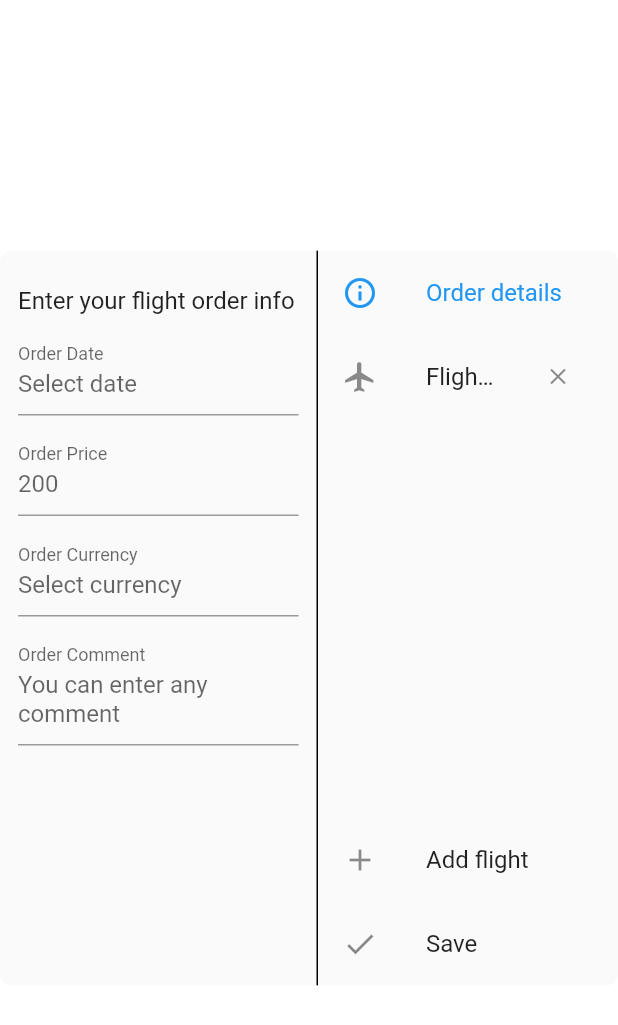
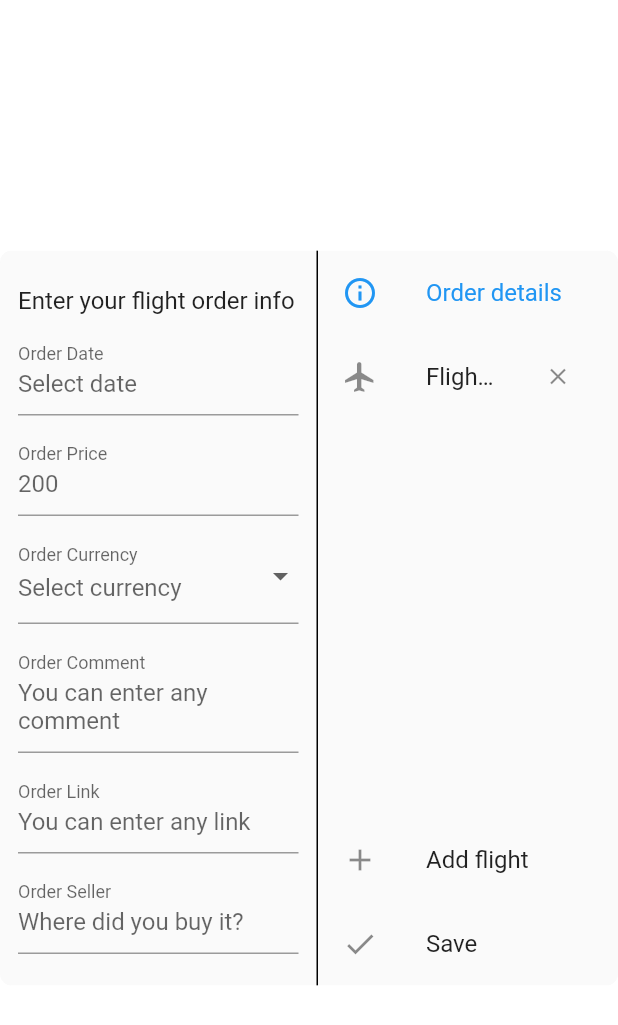
Before and after one commit to festelo/track_your_flights, a Flutter app: the AddOrderDialog screen opened directly, on a phone screen of 412 x 824 dp. Shown: the top 1025 px of the screen. Run offline on Flutter 3.47's test engine with Material 2 defaults, Android fonts, the phone set to English and light mode, and no system bars; our stand-ins replace equatable, flutter_map, hooks_riverpod, lottie, riverpod, rxdart and 2 more; missing offline and left inert: mapbox_gl; accounts and stored records are empty; network calls fail.

Commit message:
hola amigo

```diff
--- a/trackyourflights-mobile/lib/data/repositories/history/dto/add_order_request.dart
+++ b/trackyourflights-mobile/lib/data/repositories/history/dto/add_order_request.dart
@@ -3,17 +3,26 @@ class AddOrderRequest {
     required this.price,
     required this.orderedAt,
     required this.flights,
+    required this.comment,
+    required this.link,
+    required this.seller,
   });
 
   final PriceDto price;
   final DateTime orderedAt;
   final List<AddOrderFlightDto> flights;
+  final String? comment;
+  final String? link;
+  final String? seller;
 
   Map<String, dynamic> toMap() {
     return {
       'price': price.toMap(),
       'orderedAt': orderedAt.millisecondsSinceEpoch,
       'flights': flights.map((x) => x.toMap()).toList(),
+      'comment': comment,
+      'link': link,
+      'seller': seller,
     };
   }
 }
--- a/trackyourflights-mobile/lib/data/repositories/history/history_repository.dart
+++ b/trackyourflights-mobile/lib/data/repositories/history/history_repository.dart
@@ -40,6 +40,9 @@ class HistoryRepositoryImpl implements HistoryRepository {
             currency: order.price.currency.name,
           ),
           orderedAt: order.orderedAt,
+          comment: order.comment,
+          link: order.link,
+          seller: order.seller,
           flights: order.flights
               .map(
                 (e) => AddOrderFlightDto(
--- a/trackyourflights-mobile/lib/data/repositories/history/mappers/order_mappers.dart
+++ b/trackyourflights-mobile/lib/data/repositories/history/mappers/order_mappers.dart
@@ -15,6 +15,9 @@ abstract class OrderMappers {
       flights: List<OrderFlight>.from(
         map['flights']?.map((x) => OrderFlightMappers.flightFromMap(x)),
       ),
+      link: map['link'],
+      comment: map['comment'],
+      seller: map['seller'],
     );
   }
 }
--- a/trackyourflights-mobile/lib/domain/entities/currency.dart
+++ b/trackyourflights-mobile/lib/domain/entities/currency.dart
@@ -15,6 +15,8 @@ class Currency {
   static const Currency eur = Currency(symbol: '€', name: 'EUR', code: 'eur');
   static const Currency rub = Currency(symbol: '₽', name: 'RUB', code: 'rur');
 
-  static Currency? byCode(String name) => const [usd, eur, rub]
-      .firstWhereOrNull((e) => e.code.toUpperCase() == name.toUpperCase());
+  static const List<Currency> values = [usd, eur, rub];
+
+  static Currency? byCode(String name) => values
+      .firstWhereOrNull((e) => e.name.toUpperCase() == name.toUpperCase());
 }
--- a/trackyourflights-mobile/lib/domain/entities/order.dart
+++ b/trackyourflights-mobile/lib/domain/entities/order.dart
@@ -7,10 +7,16 @@ class Order {
     required this.price,
     required this.flights,
     required this.orderedAt,
+    required this.comment,
+    required this.link,
+    required this.seller,
   });
 
   final String id;
   final Price price;
   final List<OrderFlight> flights;
   final DateTime orderedAt;
+  final String? comment;
+  final String? link;
+  final String? seller;
 }
--- a/trackyourflights-mobile/lib/presentation/pages/add_order/presenters/add_order_presenter.dart
+++ b/trackyourflights-mobile/lib/presentation/pages/add_order/presenters/add_order_presenter.dart
@@ -16,6 +16,8 @@ class AddOrderPresenter extends CompletePresenterStandalone {
   final GlobalKey<PrimaryButtonState> buttonKey = GlobalKey();
   final TextEditingController priceController = TextEditingController();
   final TextEditingController commentController = TextEditingController();
+  final TextEditingController linkController = TextEditingController();
+  final TextEditingController sellerController = TextEditingController();
 
   Currency? orderCurrency;
   DateTime? orderDate;
@@ -59,8 +61,8 @@ class AddOrderPresenter extends CompletePresenterStandalone {
     notify();
   }
 
-  Future<void> selectOrderCurrency() async {
-    orderCurrency = Currency.eur;
+  Future<void> selectOrderCurrency(Currency currency) async {
+    orderCurrency = currency;
     notify();
   }
 
@@ -101,6 +103,9 @@ class AddOrderPresenter extends CompletePresenterStandalone {
         ),
         flights: flights,
         orderedAt: orderDate!,
+        comment: commentController.text.trim(),
+        link: linkController.text.trim(),
+        seller: sellerController.text.trim(),
       );
       await trackRepository.saveOrderTracks(order);
       await historyRepository.saveOrder(order);
@@ -118,6 +123,8 @@ class AddOrderPresenter extends CompletePresenterStandalone {
     super.dispose();
     priceController.dispose();
     commentController.dispose();
+    linkController.dispose();
+    sellerController.dispose();
     for (var e in flightPresenters) {
       e.dispose();
     }
--- a/trackyourflights-mobile/lib/presentation/pages/add_order/widgets/order_info_form.dart
+++ b/trackyourflights-mobile/lib/presentation/pages/add_order/widgets/order_info_form.dart
@@ -1,4 +1,5 @@
 import 'package:flutter/material.dart';
+import 'package:trackyourflights/domain/entities/currency.dart';
 import 'package:trackyourflights/presentation/date_formats.dart';
 import 'package:trackyourflights/presentation/pages/add_order/presenters/add_order_presenter.dart';
 import 'package:trackyourflights/presentation/presenter/presenter.dart';
@@ -45,12 +46,20 @@ class OrderInfoForm extends ConsumerWidget {
           const SizedBox(height: 8),
           Padding(
             padding: const EdgeInsets.symmetric(horizontal: 12),
-            child: ButtonStyledAsTextField(
-              label: 'Order Currency',
-              hint: 'Select currency',
-              value: presenter.orderCurrency?.name,
-              onTap: presenter.selectOrderCurrency,
-              validator: (e) => e == null || e.isEmpty ? 'Please select' : null,
+            child: DropdownButtonFormField<Currency>(
+              items: [
+                for (final c in Currency.values)
+                  DropdownMenuItem(
+                    value: c,
+                    child: Text(c.name),
+                  )
+              ],
+              decoration: const InputDecoration(
+                labelText: 'Order Currency',
+                hintText: 'Select currency',
+              ),
+              onChanged: (c) => presenter.selectOrderCurrency(c!),
+              value: presenter.orderCurrency,
             ),
           ),
           const SizedBox(height: 8),
@@ -66,6 +75,32 @@ class OrderInfoForm extends ConsumerWidget {
               controller: presenter.commentController,
             ),
           ),
+          const SizedBox(height: 8),
+          Padding(
+            padding: const EdgeInsets.symmetric(horizontal: 12),
+            child: TextFormField(
+              decoration: const InputDecoration(
+                labelText: 'Order Link',
+                hintText: 'You can enter any link',
+                floatingLabelBehavior: FloatingLabelBehavior.always,
+              ),
+              maxLines: null,
+              controller: presenter.linkController,
+            ),
+          ),
+          const SizedBox(height: 8),
+          Padding(
+            padding: const EdgeInsets.symmetric(horizontal: 12),
+            child: TextFormField(
+              decoration: const InputDecoration(
+                labelText: 'Order Seller',
+                hintText: 'Where did you buy it?',
+                floatingLabelBehavior: FloatingLabelBehavior.always,
+              ),
+              maxLines: null,
+              controller: presenter.sellerController,
+            ),
+          ),
         ],
       ),
     );
--- a/trackyourflights-mobile/lib/repositories.dart
+++ b/trackyourflights-mobile/lib/repositories.dart
@@ -29,7 +29,7 @@ final prodUriResolver = UriResolver(
   path: 'api',
 );
 
-UriResolver get uriResolver => debugUriResolver;
+UriResolver get uriResolver => prodUriResolver;
 
 final client = HttpClient(
   Client(),
```
Also changed, not shown: trackyourflights-mobile/lib/presentation/date_formats.dart (+14 -0 lines), trackyourflights-mobile/lib/presentation/pages/home/history/widgets/flight_tile.dart (+43 -4 lines), trackyourflights-mobile/lib/presentation/pages/home/history/widgets/order_tile.dart (+19 -1 lines), 8 other files.
